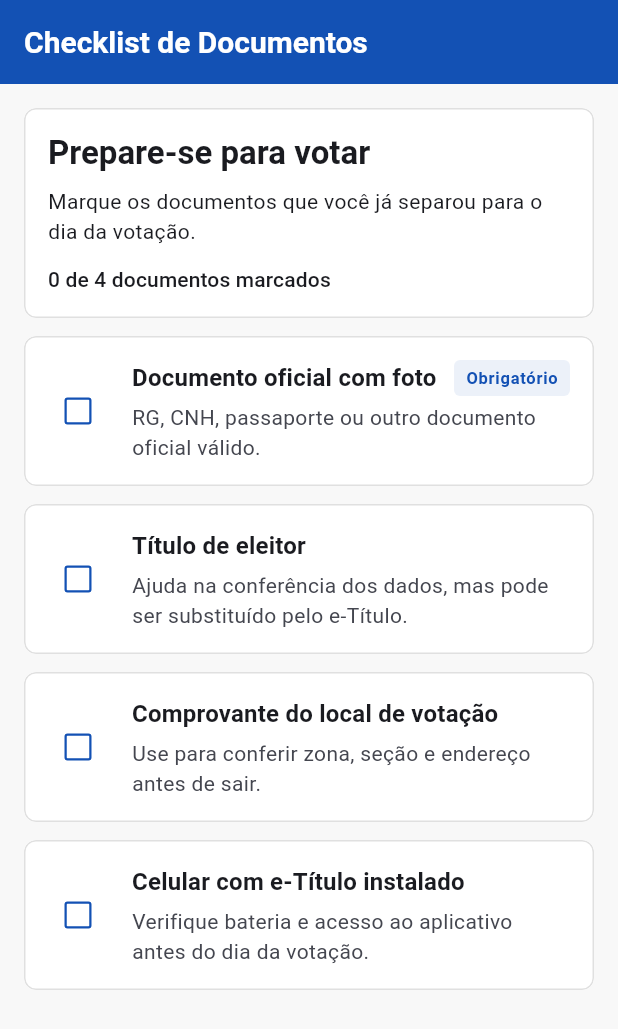
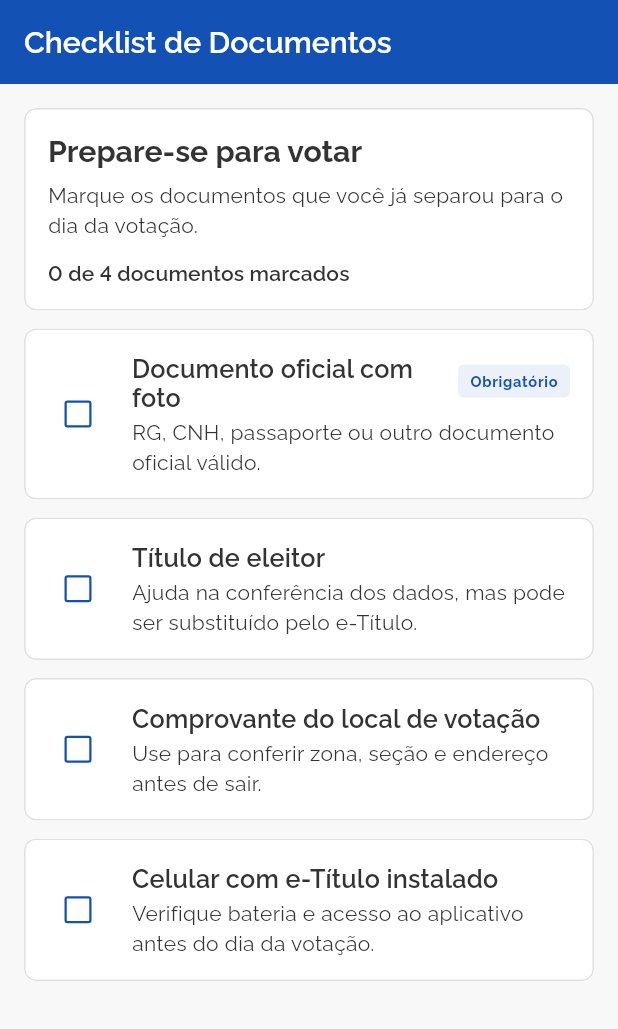
Before and after one commit to Giyuulol/apuraqui, a Flutter app: the screen it shows after launch, on a phone screen of 412 x 824 dp. Shown: the top 1029 px of the screen. Run offline on Flutter 3.47's test engine with Material 3 defaults, Android fonts, the phone set to English and light mode, and no system bars.

Commit message:
feat(theme): adiciona tokens GOV.BR de cores e tipografia

```diff
--- /dev/null
+++ b/lib/core/theme/app_colors.dart
@@ -0,0 +1,41 @@
+import 'package:flutter/material.dart';
+
+class AppColors {
+  const AppColors._();
+
+  // Função Container/Superfície: bases neutras para fundos e componentes.
+  static const Color surfaceLightPrimary = Color(0xFFFFFFFF); // --pure-0
+  static const Color surfaceLightAlternative = Color(0xFFF8F8F8); // --gray-2
+  static const Color surfaceDarkPrimary = Color(
+    0xFF071D41,
+  ); // --blue-warm-vivid-90
+  static const Color surfaceDarkAlternative = Color(
+    0xFF0C326F,
+  ); // --blue-warm-vivid-80
+
+  // Função Leitura: cores com contraste adequado sobre superfícies claras/escuras.
+  static const Color readingOnLight = Color(0xFF333333); // --gray-80
+  static const Color readingOnDark = Color(0xFFFFFFFF); // --pure-0
+
+  // Função Interação: elementos acionáveis, links, seleção e controles.
+  static const Color interactionOnLight = Color(
+    0xFF1351B4,
+  ); // --blue-warm-vivid-70
+  static const Color interactionOnDark = Color(0xFFC5D4EB); // --blue-warm-20
+
+  // Função Feedback/Avisos: estados informacionais e validações.
+  static const Color info = Color(0xFF155BCB); // --blue-warm-vivid-60
+  static const Color infoAlternative = Color(
+    0xFFD4E5FF,
+  ); // --blue-warm-vivid-10
+  static const Color success = Color(0xFF168821); // --green-cool-vivid-50
+  static const Color successAlternative = Color(
+    0xFFE3F5E1,
+  ); // --green-cool-vivid-5
+  static const Color warning = Color(0xFFFFCD07); // --yellow-vivid-20
+  static const Color warningAlternative = Color(0xFFFFF5C2); // --yellow-vivid-5
+  static const Color error = Color(0xFFE52207); // --red-vivid-50
+  static const Color errorAlternative = Color(0xFFFDE0DB); // --red-vivid-10
+
+  static const Color borderLight = Color(0xFFE0E0E0);
+}
--- a/lib/core/theme/app_theme.dart
+++ b/lib/core/theme/app_theme.dart
@@ -1,31 +1,40 @@
 import 'package:flutter/material.dart';
 
+import 'app_colors.dart';
+import 'app_typography.dart';
+
 class AppTheme {
-  static const Color govBrBlue = Color(0xFF1351B4);
-  static const Color govBrGreen = Color(0xFF168821);
-  static const Color govBrYellow = Color(0xFFFFCD07);
-  static const Color neutralBackground = Color(0xFFF8F8F8);
-
   static ThemeData lightTheme = ThemeData(
     useMaterial3: true,
+    fontFamily: AppTypography.fontFamilyBase,
+    textTheme: AppTypography.textTheme,
     colorScheme: ColorScheme.fromSeed(
-      seedColor: govBrBlue,
-      primary: govBrBlue,
-      secondary: govBrGreen,
-      tertiary: govBrYellow,
-      surface: Colors.white,
-      surfaceContainerHighest: neutralBackground,
+      seedColor: AppColors.interactionOnLight,
+      primary: AppColors.interactionOnLight,
+      onPrimary: AppColors.readingOnDark,
+      secondary: AppColors.success,
+      onSecondary: AppColors.readingOnDark,
+      tertiary: AppColors.warning,
+      onTertiary: AppColors.readingOnLight,
+      error: AppColors.error,
+      onError: AppColors.readingOnDark,
+      surface: AppColors.surfaceLightPrimary,
+      onSurface: AppColors.readingOnLight,
+      surfaceContainerHighest: AppColors.surfaceLightAlternative,
+      onSurfaceVariant: AppColors.readingOnLight,
     ),
-    scaffoldBackgroundColor: neutralBackground,
+    scaffoldBackgroundColor: AppColors.surfaceLightAlternative,
     appBarTheme: const AppBarTheme(
-      backgroundColor: govBrBlue,
-      foregroundColor: Colors.white,
+      backgroundColor: AppColors.interactionOnLight,
+      foregroundColor: AppColors.readingOnDark,
       centerTitle: false,
       elevation: 0,
       titleTextStyle: TextStyle(
-        color: Colors.white,
-        fontSize: 20,
-        fontWeight: FontWeight.w600,
+        fontFamily: AppTypography.fontFamilyBase,
+        color: AppColors.readingOnDark,
+        fontSize: AppTypography.scaleUp02,
+        fontWeight: AppTypography.semiBold,
+        height: AppTypography.lineHeightLow,
       ),
     ),
     cardTheme: CardThemeData(
@@ -34,19 +43,19 @@ class AppTheme {
       margin: EdgeInsets.zero,
       shape: RoundedRectangleBorder(
         borderRadius: BorderRadius.circular(8),
-        side: const BorderSide(color: Color(0xFFE0E0E0)),
+        side: const BorderSide(color: AppColors.borderLight),
       ),
     ),
     checkboxTheme: CheckboxThemeData(
       fillColor: WidgetStateProperty.resolveWith((states) {
         if (states.contains(WidgetState.selected)) {
-          return govBrBlue;
+          return AppColors.interactionOnLight;
         }
 
-        return Colors.white;
+        return AppColors.surfaceLightPrimary;
       }),
-      checkColor: const WidgetStatePropertyAll(Colors.white),
-      side: const BorderSide(color: govBrBlue, width: 1.5),
+      checkColor: const WidgetStatePropertyAll(AppColors.readingOnDark),
+      side: const BorderSide(color: AppColors.interactionOnLight, width: 1.5),
     ),
   );
 }
--- /dev/null
+++ b/lib/core/theme/app_typography.dart
@@ -0,0 +1,146 @@
+import 'package:flutter/material.dart';
+
+import 'app_colors.dart';
+
+class AppTypography {
+  const AppTypography._();
+
+  static const String fontFamilyBase = 'Rawline';
+
+  static const FontWeight thin = FontWeight.w100;
+  static const FontWeight extraLight = FontWeight.w200;
+  static const FontWeight light = FontWeight.w300;
+  static const FontWeight regular = FontWeight.w400;
+  static const FontWeight medium = FontWeight.w500;
+  static const FontWeight semiBold = FontWeight.w600;
+  static const FontWeight bold = FontWeight.w700;
+  static const FontWeight extraBold = FontWeight.w800;
+  static const FontWeight black = FontWeight.w900;
+
+  static const double scaleUp07 = 50.16;
+  static const double scaleUp06 = 41.80;
+  static const double scaleUp05 = 34.84;
+  static const double scaleUp04 = 29.03;
+  static const double scaleUp03 = 24.19;
+  static const double scaleUp02 = 20.16;
+  static const double scaleUp01 = 16.80;
+  static const double scaleBase = 14.00;
+  static const double scaleDown01 = 11.67;
+  static const double scaleDown02 = 9.72;
+  static const double scaleDown03 = 8.10;
+
+  static const double lineHeightLow = 1.15;
+  static const double lineHeightMedium = 1.45;
+  static const double lineHeightHigh = 1.85;
+
+  static TextTheme get textTheme {
+    // Adapta a escala GOV.BR/Rawline ao contrato de TextTheme do Material 3.
+    return const TextTheme(
+      displayLarge: TextStyle(
+        fontFamily: fontFamilyBase,
+        fontSize: scaleUp06,
+        fontWeight: light,
+        height: lineHeightLow,
+        color: AppColors.readingOnLight,
+      ),
+      displayMedium: TextStyle(
+        fontFamily: fontFamilyBase,
+        fontSize: scaleUp05,
+        fontWeight: regular,
+        height: lineHeightLow,
+        color: AppColors.readingOnLight,
+      ),
+      displaySmall: TextStyle(
+        fontFamily: fontFamilyBase,
+        fontSize: scaleUp04,
+        fontWeight: medium,
+        height: lineHeightLow,
+        color: AppColors.readingOnLight,
+      ),
+      headlineLarge: TextStyle(
+        fontFamily: fontFamilyBase,
+        fontSize: scaleUp04,
+        fontWeight: medium,
+        height: lineHeightLow,
+        color: AppColors.readingOnLight,
+      ),
+      headlineMedium: TextStyle(
+        fontFamily: fontFamilyBase,
+        fontSize: scaleUp03,
+        fontWeight: semiBold,
+        height: lineHeightLow,
+        color: AppColors.readingOnLight,
+      ),
+      headlineSmall: TextStyle(
+        fontFamily: fontFamilyBase,
+        fontSize: scaleUp02,
+        fontWeight: bold,
+        height: lineHeightLow,
+        color: AppColors.readingOnLight,
+      ),
+      titleLarge: TextStyle(
+        fontFamily: fontFamilyBase,
+        fontSize: scaleUp02,
+        fontWeight: bold,
+        height: lineHeightLow,
+        color: AppColors.readingOnLight,
+      ),
+      titleMedium: TextStyle(
+        fontFamily: fontFamilyBase,
+        fontSize: scaleUp01,
+        fontWeight: semiBold,
+        height: lineHeightLow,
+        color: AppColors.readingOnLight,
+      ),
+      titleSmall: TextStyle(
+        fontFamily: fontFamilyBase,
+        fontSize: scaleBase,
+        fontWeight: extraBold,
+        height: lineHeightLow,
+        color: AppColors.readingOnLight,
+      ),
+      bodyLarge: TextStyle(
+        fontFamily: fontFamilyBase,
+        fontSize: scaleUp01,
+        fontWeight: regular,
+        height: lineHeightMedium,
+        color: AppColors.readingOnLight,
+      ),
+      bodyMedium: TextStyle(
+        fontFamily: fontFamilyBase,
+        fontSize: scaleBase,
+        fontWeight: regular,
+        height: lineHeightMedium,
+        color: AppColors.readingOnLight,
+      ),
+      bodySmall: TextStyle(
+        fontFamily: fontFamilyBase,
+        fontSize: scaleDown01,
+        fontWeight: regular,
+        height: lineHeightMedium,
+        color: AppColors.readingOnLight,
+      ),
+      labelLarge: TextStyle(
+        fontFamily: fontFamilyBase,
+        fontSize: scaleBase,
+        fontWeight: semiBold,
+        height: lineHeightMedium,
+        color: AppColors.readingOnLight,
+      ),
+      labelMedium: TextStyle(
+        fontFamily: fontFamilyBase,
+        fontSize: scaleDown01,
+        fontWeight: semiBold,
+        height: lineHeightMedium,
+        color: AppColors.readingOnLight,
+      ),
+      labelSmall: TextStyle(
+        fontFamily: fontFamilyBase,
+        fontSize: scaleDown02,
+        fontWeight: semiBold,
+        height: lineHeightMedium,
+        color: AppColors.readingOnLight,
+      ),
+    );
+  }
+}
```
Also changed, not shown: pubspec.yaml (+31 -0 lines), assets/fonts/rawline/Rawline-Black.ttf (added), assets/fonts/rawline/Rawline-Bold.ttf (added), assets/fonts/rawline/Rawline-BoldItalic.ttf (added), assets/fonts/rawline/Rawline-ExtraBold.ttf (added), assets/fonts/rawline/Rawline-ExtraLight.ttf (added), assets/fonts/rawline/Rawline-Italic.ttf (added), assets/fonts/rawline/Rawline-Light.ttf (added), assets/fonts/rawline/Rawline-Medium.ttf (added), assets/fonts/rawline/Rawline-MediumItalic.ttf (added), assets/fonts/rawline/Rawline-Regular.ttf (added), assets/fonts/rawline/Rawline-SemiBold.ttf (added), assets/fonts/rawline/Rawline-Thin.ttf (added).
